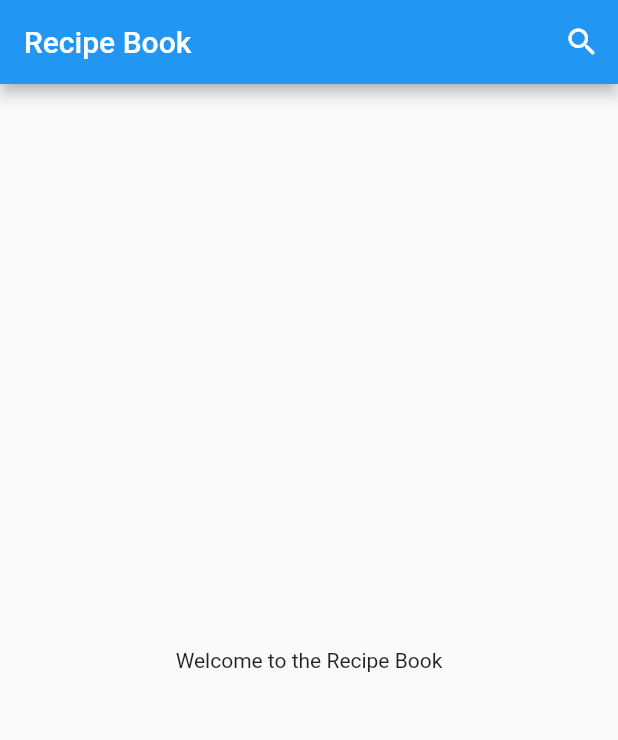
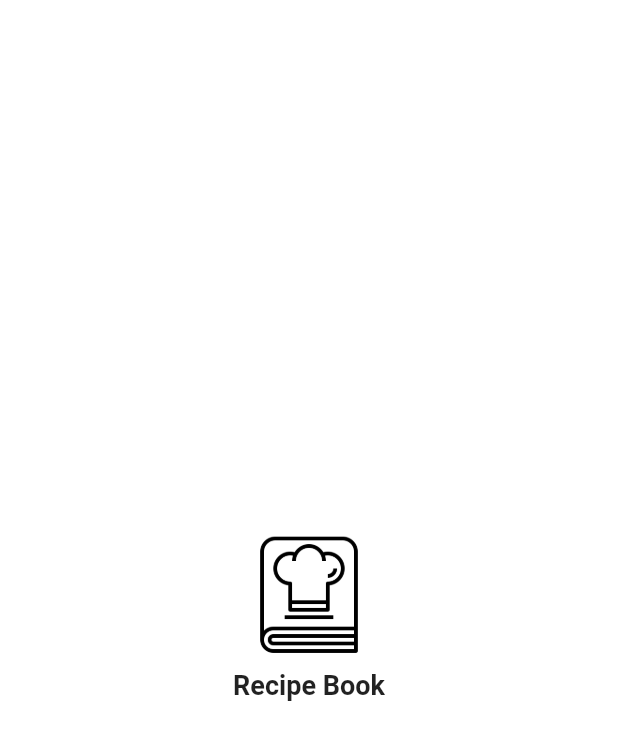
Before and after one commit to raghavSharma1472/RecipeBookFlutter, a Flutter app: the first screen one second after launch, on a phone screen of 412 x 824 dp. Shown: the top 740 px of the screen. Run offline on Flutter 3.47's test engine with Material 2 defaults, Android fonts, the light colour scheme and no system bars.

Commit message:
added icon & splash screen

```diff
--- /dev/null
+++ b/lib/home.dart
@@ -0,0 +1,25 @@
+import 'package:flutter/material.dart';
+
+class Home extends StatelessWidget {
+  @override
+  Widget build(BuildContext context) {
+    final appBar = AppBar(
+      title: Text('Recipe Book'),
+      actions: [
+        IconButton(
+          icon: Icon(Icons.search),
+          onPressed: () {},
+        )
+      ],
+    );
+
+    final body = Center(
+      child: Text('Welcome to the Recipe Book'),
+    );
+
+    return Scaffold(
+      appBar: appBar,
+      body: body,
+    );
+  }
+}
--- a/lib/main.dart
+++ b/lib/main.dart
@@ -1,4 +1,5 @@
 import 'package:flutter/material.dart';
+import 'package:recipe_book_flutter/splash_screen.dart';
 
 void main() {
   runApp(MyApp());
@@ -8,32 +9,8 @@ class MyApp extends StatelessWidget {
   @override
   Widget build(BuildContext context) {
     return MaterialApp(
-      title: 'Recipe Book Flutter',
-      home: Home(),
+      title: 'Recipe Book',
+      home: SplashScreen(),
     );
   }
 }
-
-class Home extends StatelessWidget {
-  @override
-  Widget build(BuildContext context) {
-    final appBar = AppBar(
-      title: Text('Recipe Book'),
-      actions: [
-        IconButton(
-          icon: Icon(Icons.search),
-          onPressed: () {},
-        )
-      ],
-    );
-
-    final body = Center(
-      child: Text('Welcome to the Recipe Book'),
-    );
-
-    return Scaffold(
-      appBar: appBar,
-      body: body,
-    );
-  }
-}
--- /dev/null
+++ b/lib/splash_screen.dart
@@ -0,0 +1,39 @@
+import 'dart:async';
+import 'package:flutter/material.dart';
+import 'package:recipe_book_flutter/home.dart';
+
+class SplashScreen extends StatefulWidget {
+  @override
+  _SplashScreenState createState() => _SplashScreenState();
+}
+
+class _SplashScreenState extends State<SplashScreen> {
+  @override
+  void initState() {
+    super.initState();
+    Timer(
+      Duration(milliseconds: 2000),
+      () => Navigator.pushReplacement(context, MaterialPageRoute(builder: (context) => Home()))
+    );
+  }
+
+  @override
+  Widget build(BuildContext context) {
+    return Scaffold(
+      backgroundColor: Colors.white,
+      body: Column(
+        mainAxisAlignment: MainAxisAlignment.center,
+        crossAxisAlignment: CrossAxisAlignment.center,
+        children: [
+          Center(
+            child: SizedBox(height: 80.0, width: 80.0,
+              child: Image.asset('assets/icon.png')
+            ),
+          ),
+          SizedBox(height: 10.0,),
+          Text('Recipe Book', style: TextStyle(fontSize: 18.0, fontWeight: FontWeight.bold),)
+        ],
+      ),
+    );
+  }
+}
```
Also changed, not shown: pubspec.yaml (+7 -3 lines), assets/icon.png (added), pubspec.lock, 5 other files.
